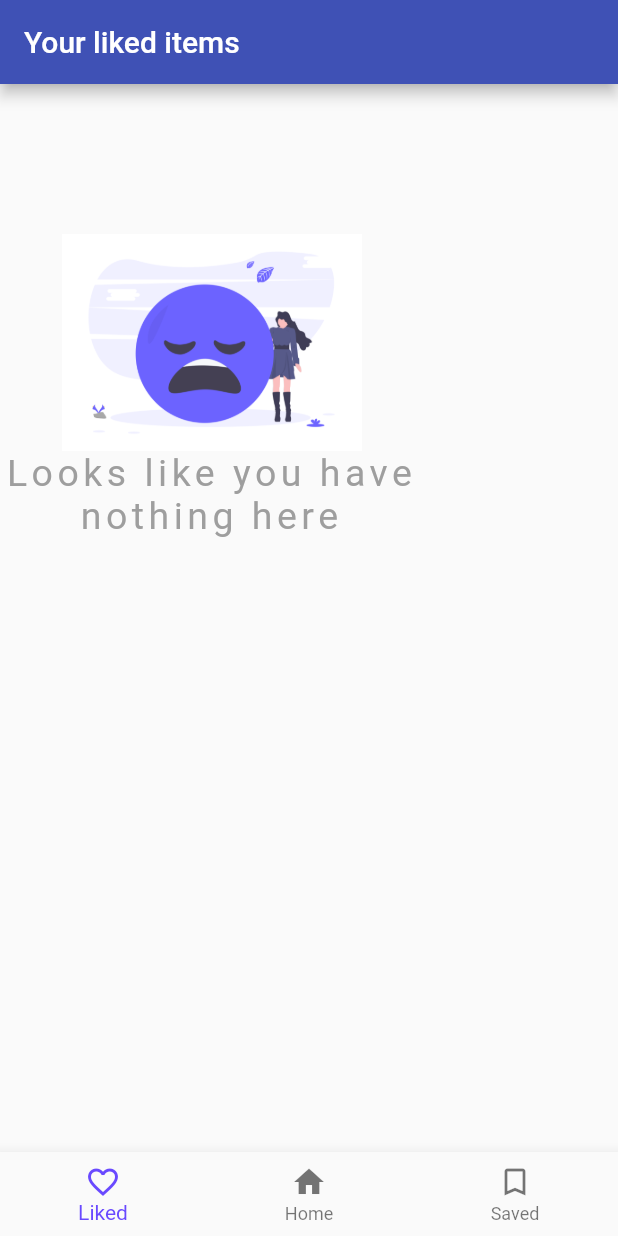
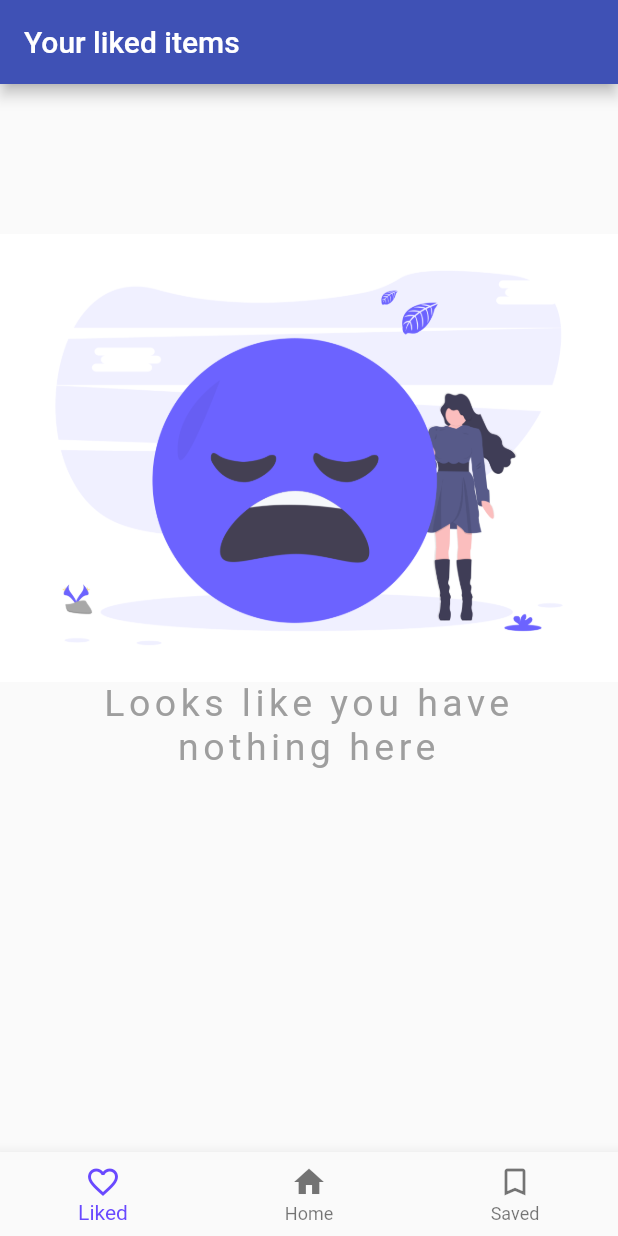
Before and after one commit to julialdeoliveira/api_rick_and_morty, a Flutter app: the LikedPage screen opened by its route, on a phone screen of 412 x 824 dp. Run offline on Flutter 3.47's test engine with Material 2 defaults, Android fonts, the phone set to English and light mode, and no system bars; our stand-ins replace dio, hooks_riverpod; network calls fail.

Commit message:
fix: fixing width on image to double.max finite

```diff
--- a/lib/shared/templates/replacement_if_list_is_empty.dart
+++ b/lib/shared/templates/replacement_if_list_is_empty.dart
@@ -11,7 +11,7 @@ class ReplacementIfListIsEmpty extends StatelessWidget {
         children: [
           Image.asset(
             "lib/assets/images/undraw_feeling_blue_4b7q.png",
-            width: 200,
+            width: double.maxFinite,
           ),
           Text(
             'Looks like you have \nnothing here',
```
